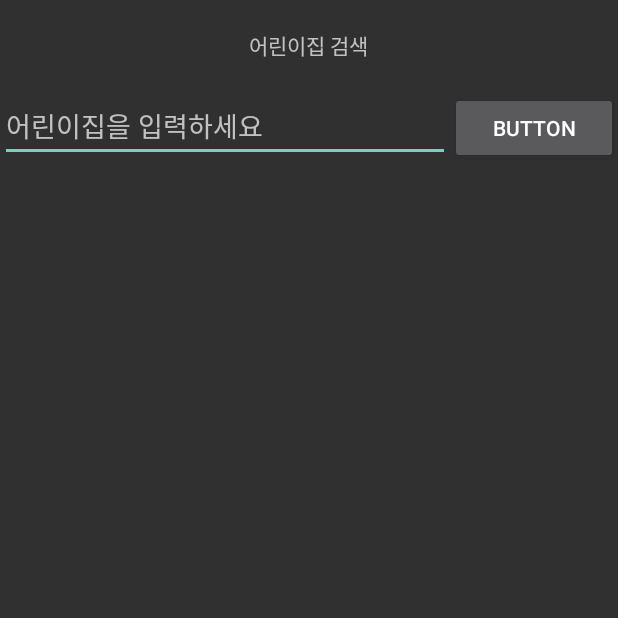
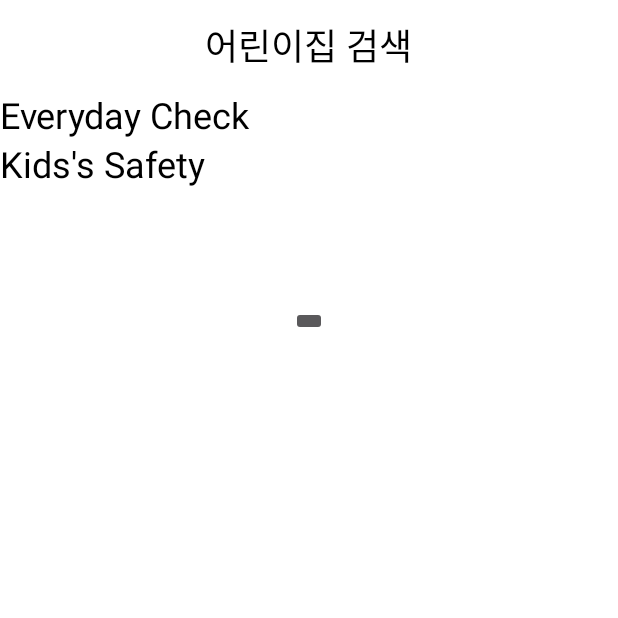
Before and after one commit to KimDDoHyeon/ChildAirAndroid, an Android app: the Search screen opened directly, with no data from a screen before it, on a phone screen of 412 x 824 dp, the top half of it. Run offline under Robolectric (Android 15) with nearby library versions, the phone set to English and light mode, and no system bars; 1 statement that could not run was skipped.

Commit message:
레이아웃작업1

```diff
--- a/app/src/main/res/layout/activity_search.xml
+++ b/app/src/main/res/layout/activity_search.xml
@@ -4,8 +4,9 @@
     xmlns:tools="http://schemas.android.com/tools"
     android:layout_width="match_parent"
     android:layout_height="match_parent"
-    tools:context=".Search"
-    android:orientation="vertical">
+    android:background="#FFFFFF"
+    android:orientation="vertical"
+    tools:context=".Search">
 
     <FrameLayout
         android:id="@+id/frameLayout2"
@@ -20,28 +21,44 @@
             android:layout_width="wrap_content"
             android:layout_height="wrap_content"
             android:layout_gravity="center"
-            android:text="어린이집 검색" />
+            android:background="#FFFFFF"
+            android:text="어린이집 검색"
+            android:textColor="#000000"
+            android:textSize="24sp" />
     </FrameLayout>
 
     <LinearLayout
         android:layout_width="match_parent"
-        android:layout_height="match_parent"
-        android:layout_weight="1"
-        android:orientation="horizontal">
+        android:layout_height="wrap_content"
+        android:orientation="vertical">
 
-        <EditText
-            android:id="@+id/et"
-            android:layout_width="300dp"
+        <TextView
+            android:id="@+id/textView4"
+            android:layout_width="match_parent"
             android:layout_height="wrap_content"
-            android:hint="어린이집을 입력하세요" />
+            android:text="Everyday Check"
+            android:textColor="#000000"
+            android:textSize="24sp" />
 
-        <Button
-            android:id="@+id/Btn"
+        <TextView
+            android:id="@+id/textView5"
+            android:layout_width="match_parent"
+            android:layout_height="wrap_content"
+            android:text="Kids's Safety"
+            android:textColor="#000000"
+            android:textSize="24sp" />
+    </LinearLayout>
+
+    <FrameLayout
+        android:layout_width="match_parent"
+        android:layout_height="178dp">
+
+        <ImageButton
+            android:id="@+id/imageButton5"
             android:layout_width="wrap_content"
             android:layout_height="wrap_content"
-            android:layout_weight="1"
-            android:text="Button" />
-
-    </LinearLayout>
+            android:layout_gravity="center"
+            tools:srcCompat="@tools:sample/avatars" />
+    </FrameLayout>
 
 </LinearLayout>
```
